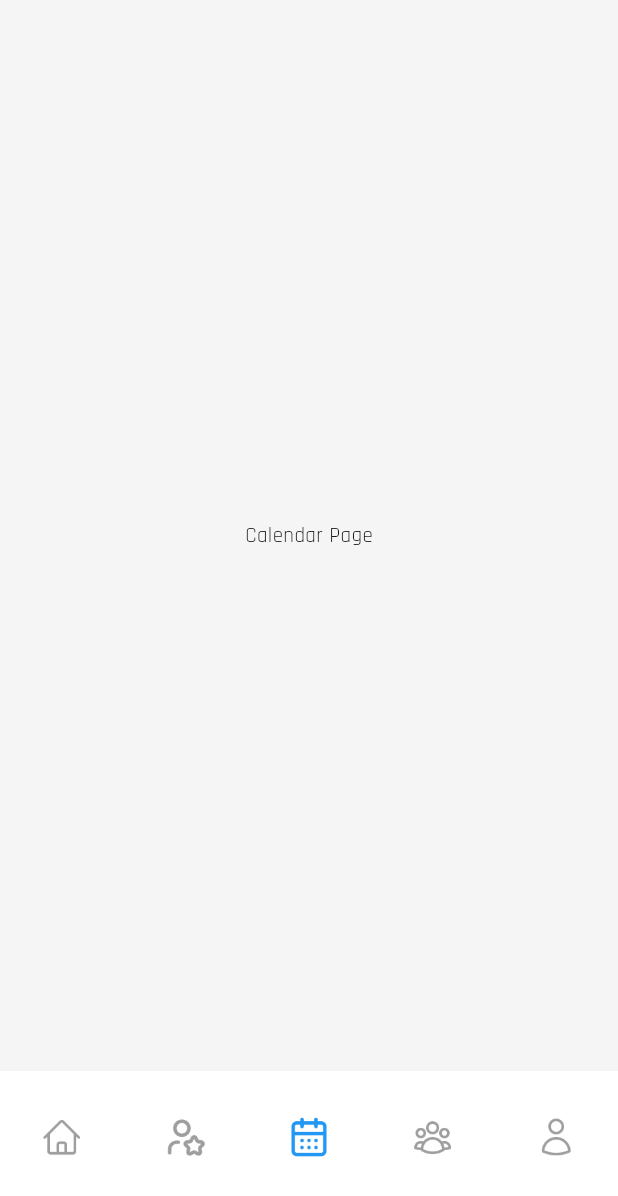
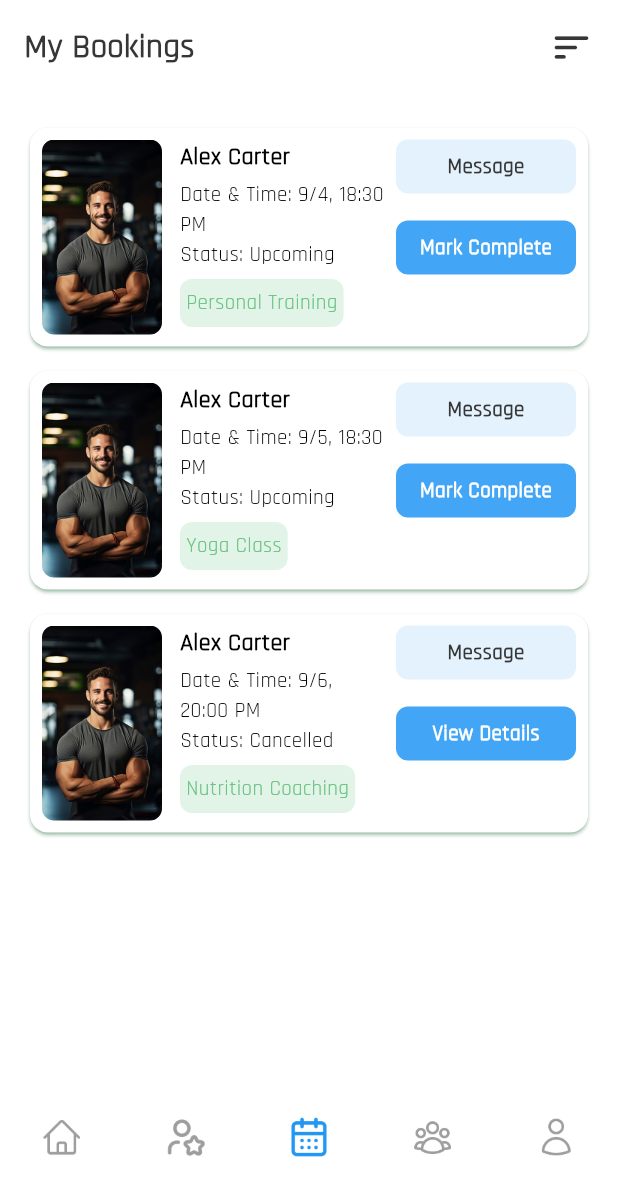
Before and after one commit to Dev-Ninjas-Backup/gokul_ramk, a Flutter app: the NavBarScreen screen opened by its route, item 3 of the bottom bar chosen, on a phone screen of 412 x 824 dp. Shown: the top 1196 px of the screen. Run offline on Flutter 3.47's test engine with Material 3 defaults, Android fonts, the phone set to English and light mode, and no system bars; our stand-ins replace carousel_slider, flutter_calendar_carousel, flutter_easyloading, flutter_screenutil, get, google_fonts and 2 more; missing offline and left inert: country_state_city_pro; accounts and stored records are empty.

Commit message:
Working at booking screen at trainer flow

```diff
--- a/lib/core/utils/constants/icon_path.dart
+++ b/lib/core/utils/constants/icon_path.dart
@@ -23,4 +23,6 @@ class IconPath {
   static const String hiitTraining = 'assets/icons/hit_training.png';
   static const String loggedBreakfast = 'assets/icons/logged_breakfast.png';
   static const String weeklyCheckIn = 'assets/icons/weekly_check_in.png';
+  static const String sleep = 'assets/icons/sleep.png';
+  static const String weight = 'assets/icons/weight.png';
 }
--- /dev/null
+++ b/lib/features/trainer/bookings/my_bookings/controller/booking_session_controller.dart
@@ -0,0 +1,49 @@
+import 'package:get/get.dart';
+import 'package:gokul_ramk/core/utils/constants/imagepath.dart';
+import 'package:gokul_ramk/features/trainer/bookings/my_bookings/model/booking_session_model.dart';
+
+class BookingSessionController extends GetxController {
+  var sessions = <BookingSessionModel>[].obs;
+
+  @override
+  void onInit() {
+    super.onInit();
+    fetchSessions();
+  }
+
+  void fetchSessions() {
+    sessions.value = [
+      BookingSessionModel(
+        name: "Alex Carter",
+        imageUrl: Imagepath.trainer,
+        sessionType: "Personal Training",
+        dateTime: DateTime(2025, 9, 4, 18, 30),
+        status: SessionStatus.upcoming,
+      ),
+      BookingSessionModel(
+        name: "Alex Carter",
+        imageUrl: Imagepath.trainer,
+        sessionType: "Yoga Class",
+        dateTime: DateTime(2025, 9, 5, 18, 30),
+        status: SessionStatus.upcoming,
+      ),
+      BookingSessionModel(
+        name: "Alex Carter",
+        imageUrl: Imagepath.trainer,
+        sessionType: "Nutrition Coaching",
+        dateTime: DateTime(2025, 9, 6, 20, 0),
+        status: SessionStatus.cancelled,
+      ),
+    ];
+  }
+
+  void markComplete(int index) {
+    sessions[index] = BookingSessionModel(
+      name: sessions[index].name,
+      imageUrl: sessions[index].imageUrl,
+      sessionType: sessions[index].sessionType,
+      dateTime: sessions[index].dateTime,
+      status: SessionStatus.completed,
+    );
+  }
+}
--- /dev/null
+++ b/lib/features/trainer/bookings/my_bookings/model/booking_session_model.dart
@@ -0,0 +1,21 @@
+enum SessionStatus { upcoming, completed, cancelled }
+
+class BookingSessionModel {
+  final String name;
+  final String imageUrl;
+  final String sessionType;
+  final DateTime dateTime;
+  final SessionStatus status;
+
+  BookingSessionModel({
+    required this.name,
+    required this.imageUrl,
+    required this.sessionType,
+    required this.dateTime,
+    required this.status,
+  });
+
+  String get formattedDate {
+    return "${dateTime.month}/${dateTime.day}, ${dateTime.hour}:${dateTime.minute.toString().padLeft(2, '0')} ${dateTime.hour >= 12 ? 'PM' : 'AM'}";
+  }
+}
--- /dev/null
+++ b/lib/features/trainer/bookings/my_bookings/screen/my_bookings_screen.dart
@@ -0,0 +1,46 @@
+import 'package:flutter/material.dart';
+import 'package:gokul_ramk/core/common/styles/global_text_style.dart';
+import 'package:gokul_ramk/core/utils/constants/colors.dart';
+import 'package:gokul_ramk/features/trainer/bookings/my_bookings/widgets/booking_session_list_widget.dart';
+
+class MyBookingsScreen extends StatelessWidget {
+  const MyBookingsScreen({super.key});
+
+  @override
+  Widget build(BuildContext context) {
+    return Scaffold(
+      backgroundColor: AppColors.background,
+      body: SafeArea(
+        child: Padding(
+          padding: EdgeInsets.all(16),
+          child: SingleChildScrollView(
+            child: Column(
+              children: [
+                Row(
+                  children: [
+                    Text(
+                      'My Bookings',
+                      style: getTextStyle(
+                        fontSize: 22,
+                        fontWeight: FontWeight.w700,
+                        color: AppColors.primaryFontColor,
+                      ),
+                    ),
+                    Spacer(),
+                    Icon(
+                      Icons.sort_rounded,
+                      color: AppColors.primaryFontColor,
+                      size: 30,
+                    ),
+                  ],
+                ),
+                SizedBox(height: 30),
+                BookingSessionListWidget(),
+              ],
+            ),
+          ),
+        ),
+      ),
+    );
+  }
+}
--- /dev/null
+++ b/lib/features/trainer/bookings/my_bookings/widgets/booking_session_list_widget.dart
@@ -0,0 +1,167 @@
+import 'package:flutter/material.dart';
+import 'package:flutter_easyloading/flutter_easyloading.dart';
+import 'package:get/get.dart';
+import 'package:gokul_ramk/core/common/styles/global_text_style.dart';
+import 'package:gokul_ramk/core/utils/constants/colors.dart';
+import 'package:gokul_ramk/core/utils/constants/imagepath.dart';
+import 'package:gokul_ramk/features/trainer/bookings/my_bookings/controller/booking_session_controller.dart';
+import 'package:gokul_ramk/features/trainer/bookings/my_bookings/model/booking_session_model.dart';
+
+class BookingSessionListWidget extends StatelessWidget {
+  final BookingSessionController controller = Get.put(
+    BookingSessionController(),
+  );
+
+  BookingSessionListWidget({super.key});
+
+  @override
+  Widget build(BuildContext context) {
+    return Obx(() {
+      return ListView.builder(
+        shrinkWrap: true,
+        itemCount: controller.sessions.length,
+        itemBuilder: (context, index) {
+          final session = controller.sessions[index];
+          return BookingSessionCard(
+            session: session,
+            onMarkComplete: () => controller.markComplete(index),
+          );
+        },
+      );
+    });
+  }
+}
+
+class BookingSessionCard extends StatelessWidget {
+  final BookingSessionModel session;
+  final VoidCallback onMarkComplete;
+
+  const BookingSessionCard({
+    super.key,
+    required this.session,
+    required this.onMarkComplete,
+  });
+
+  @override
+  Widget build(BuildContext context) {
+    return Card(
+      shadowColor: AppColors.primaryColor,
+      color: AppColors.background,
+      margin: EdgeInsets.symmetric(vertical: 8, horizontal: 4),
+      shape: RoundedRectangleBorder(borderRadius: BorderRadius.circular(12)),
+      child: Padding(
+        padding: EdgeInsets.all(8),
+        child: Row(
+          crossAxisAlignment: CrossAxisAlignment.start,
+          children: [
+            Container(
+              height: 130,
+              width: 80,
+              decoration: BoxDecoration(
+                borderRadius: BorderRadius.circular(8),
+                image: DecorationImage(
+                  image: AssetImage(Imagepath.trainer),
+                  fit: BoxFit.cover,
+                ),
+              ),
+            ),
+            SizedBox(width: 12),
+            Expanded(
+              child: Column(
+                crossAxisAlignment: CrossAxisAlignment.start,
+                children: [
+                  Text(
+                    session.name,
+                    style: getTextStyle(
+                      fontSize: 16,
+                      fontWeight: FontWeight.w600,
+                    ),
+                  ),
+                  SizedBox(height: 4),
+                  Text(
+                    "Date & Time: ${session.formattedDate}",
+                    style: getTextStyle(fontWeight: FontWeight.w500),
+                  ),
+                  Text(
+                    "Status: ${session.status.name.capitalizeFirst}",
+                    style: getTextStyle(),
+                  ),
+                  SizedBox(height: 6),
+                  Container(
+                    padding: EdgeInsets.symmetric(horizontal: 4, vertical: 6),
+                    decoration: BoxDecoration(
+                      color: AppColors.primaryColor.withValues(alpha: .18),
+                      borderRadius: BorderRadius.circular(8),
+                    ),
+                    child: Text(
+                      session.sessionType,
+                      style: getTextStyle(
+                        color: AppColors.primaryColor.withValues(alpha: .9),
+                        fontWeight: FontWeight.w500,
+                      ),
+                    ),
+                  ),
+                ],
+              ),
+            ),
+            SizedBox(width: 8),
+            SizedBox(
+              width: 120,
+              child: Column(
+                children: [
+                  GestureDetector(
+                    onTap: () {
+                      EasyLoading.showInfo('Chat Feature Coming soon');
+                    },
+                    child: Container(
+                      padding: EdgeInsets.symmetric(vertical: 8),
+                      decoration: BoxDecoration(
+                        color: Colors.blue.shade50,
+                        borderRadius: BorderRadius.circular(8),
+                      ),
+                      alignment: Alignment.center,
+                      child: Text(
+                        "Message",
+                        style: getTextStyle(
+                          color: AppColors.primaryFontColor,
+                          fontSize: 14,
+                          fontWeight: FontWeight.w600,
+                        ),
+                      ),
+                    ),
+                  ),
+                  SizedBox(height: 18),
+                  GestureDetector(
+                    onTap: session.status == SessionStatus.upcoming
+                        ? onMarkComplete
+                        : () {
+                            EasyLoading.showInfo('Feature coming soon');
+                          },
+                    child: Container(
+                      padding: EdgeInsets.symmetric(vertical: 8),
+                      decoration: BoxDecoration(
+                        color: Colors.blue.shade400,
+                        borderRadius: BorderRadius.circular(8),
+                      ),
+                      alignment: Alignment.center,
+                      child: Text(
+                        session.status == SessionStatus.upcoming
+                            ? "Mark Complete"
+                            : "View Details",
+                        style: getTextStyle(
+                          color: Colors.white,
+                          fontSize: 14,
+                          fontWeight: FontWeight.w600,
+                        ),
+                      ),
+                    ),
+                  ),
+                ],
+              ),
+            ),
+          ],
+        ),
+      ),
+    );
+  }
+}
--- a/lib/features/trainer/bottom_navbar/screen/custom_navbar.dart
+++ b/lib/features/trainer/bottom_navbar/screen/custom_navbar.dart
@@ -1,5 +1,6 @@
 import 'package:flutter/material.dart';
 import 'package:get/get.dart';
+import 'package:gokul_ramk/features/trainer/bookings/my_bookings/screen/my_bookings_screen.dart';
 import 'package:gokul_ramk/features/trainer/bottom_navbar/controller/navbar_controller.dart';
 import 'package:gokul_ramk/features/trainer/my_clients/my_clients_screen/screen/my_clients_screen.dart';
 
@@ -16,7 +17,7 @@ class NavBarScreen extends StatelessWidget {
     final List<Widget> pages = [
       const HomeScreen(),
       const MyClientsScreen(),
-      const Center(child: Text("Calendar Page")),
+      const MyBookingsScreen(),
       const Center(child: Text("Group Page")),
       const Center(child: Text("Profile Page")),
     ];
--- a/lib/features/trainer/my_clients/client_profile/widgets/recent_activity_section.dart
+++ b/lib/features/trainer/my_clients/client_profile/widgets/recent_activity_section.dart
@@ -33,7 +33,7 @@ class RecentActivitySection extends StatelessWidget {
                   controller.showAll.toggle();
                 },
                 child: Text(
-                  controller.showAll.value ? "Show Less" : "View All",
+                  controller.showAll.value ? "Show Less" : "Show All",
                   style: getTextStyle(
                     fontSize: 14,
                     fontWeight: FontWeight.w500,
--- a/lib/features/trainer/my_clients/my_clients_screen/widgets/client_card_widget.dart
+++ b/lib/features/trainer/my_clients/my_clients_screen/widgets/client_card_widget.dart
@@ -1,4 +1,5 @@
 import 'package:flutter/material.dart';
+import 'package:flutter_easyloading/flutter_easyloading.dart';
 import 'package:get/get.dart';
 import 'package:gokul_ramk/core/common/styles/global_text_style.dart';
 import 'package:gokul_ramk/core/utils/constants/colors.dart';
@@ -123,7 +124,9 @@ class ClientCardWidget extends StatelessWidget {
                       children: [
                         Expanded(
                           child: GestureDetector(
-                            onTap: () {},
+                            onTap: () {
+                              EasyLoading.showInfo('Chat Feature Coming Soon');
+                            },
                             child: Container(
                               padding: EdgeInsets.symmetric(vertical: 8),
                               decoration: BoxDecoration(
```
Also changed, not shown: lib/core/common/widgets/custom_app_bar_title.dart (+6 -1 lines), lib/features/trainer/my_clients/client_profile/controller/health_metrics_controller.dart (added, +44 -0 lines), lib/features/trainer/my_clients/client_profile/controller/progress_filter_controller.dart (+6 -6 lines), lib/features/trainer/my_clients/client_profile/sceen/client_profile_screen.dart (+5 -22 lines), lib/features/trainer/my_clients/client_profile/widgets/health_matrics_grid_widget.dart (added, +94 -0 lines), lib/features/trainer/my_clients/client_profile/widgets/progress_section.dart (+7 -2 lines), assets/icons/sleep.png (added), assets/icons/weight.png (added).
